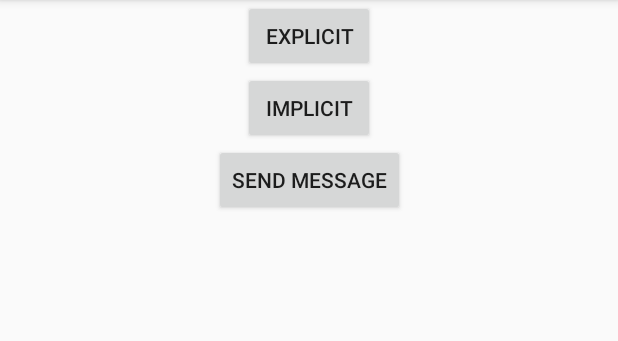
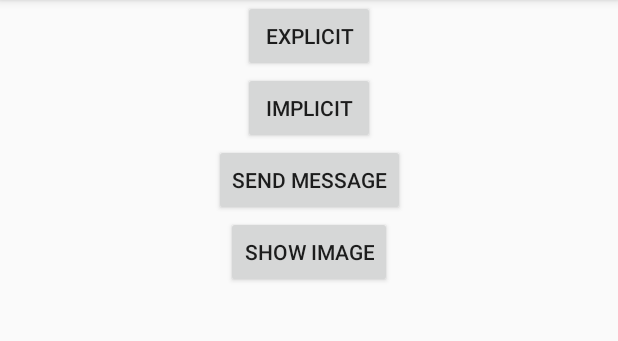
Before and after one commit to DushkoKlincharov/Android_Intents, an Android app: the screen it shows after launch (MainActivity), on a phone screen of 412 x 824 dp, the part 84-425 px from its top. Run offline under Robolectric (Android 15) with nearby library versions, the phone set to English and light mode, and no system bars.

Commit message:
Implement button for showing image

```diff
--- a/app/src/main/java/com/example/duklin/labintents/MainActivity.java
+++ b/app/src/main/java/com/example/duklin/labintents/MainActivity.java
@@ -2,19 +2,22 @@ package com.example.duklin.labintents;
 
 import android.app.Activity;
 import android.content.Intent;
+import android.net.Uri;
 import android.support.annotation.Nullable;
 import android.support.v7.app.AppCompatActivity;
 import android.os.Bundle;
+import android.util.Log;
 import android.view.View;
 import android.widget.Button;
 import android.widget.TextView;
 
 public class MainActivity extends AppCompatActivity {
 
-    private Button btnExplicit, btnImplicit, btnSendMsg;
+    private Button btnExplicit, btnImplicit, btnSendMsg, btnShowImg;
     private TextView textView;
     private static final int EXPLICIT_INTENT_CODE = 1000;
     public static final String EXPLICIT_INTENT_TEXT_KEY = "text";
+    private static final int IMPLICIT_IMAGE_INTENT_CODE = 1001;
 
     @Override
     protected void onCreate(Bundle savedInstanceState) {
@@ -46,6 +49,14 @@ public class MainActivity extends AppCompatActivity {
                 startActivity(Intent.createChooser(intent, "Send"));
             }
         });
+        btnShowImg.setOnClickListener(new View.OnClickListener() {
+            @Override
+            public void onClick(View v) {
+                Intent intent=new Intent(Intent.ACTION_GET_CONTENT);
+                intent.setType("image/*");
+                startActivityForResult(intent,IMPLICIT_IMAGE_INTENT_CODE);
+            }
+        });
     }
 
     @Override
@@ -55,7 +66,14 @@ public class MainActivity extends AppCompatActivity {
             textView.setText(text);
             return;
         }
-
+        if(requestCode==IMPLICIT_IMAGE_INTENT_CODE && resultCode==RESULT_OK)
+        {
+            Uri pictureUri = data.getData();
+            Log.i("ImageURI", pictureUri.toString());
+            Intent intent = new Intent(Intent.ACTION_VIEW);
+            intent.setDataAndType(pictureUri,"image/*");
+            startActivity(Intent.createChooser(intent,"Show using?"));
+        }
         super.onActivityResult(requestCode, resultCode, data);
     }
 
@@ -64,6 +82,7 @@ public class MainActivity extends AppCompatActivity {
         btnExplicit = (Button) findViewById(R.id.btn_explicit_intent);
         btnImplicit = (Button) findViewById(R.id.btn_implicit_intent);
         btnSendMsg = (Button) findViewById(R.id.btn_send_message);
+        btnShowImg = (Button) findViewById(R.id.btn_show_image);
     }
 
 
--- a/app/src/main/res/layout/activity_main.xml
+++ b/app/src/main/res/layout/activity_main.xml
@@ -32,12 +32,21 @@
         app:layout_constraintLeft_toLeftOf="parent"
         app:layout_constraintRight_toRightOf="parent" />
 
+    <Button
+        android:id="@+id/btn_show_image"
+        android:layout_width="wrap_content"
+        android:layout_height="wrap_content"
+        android:text="@string/btn_show_image"
+        app:layout_constraintTop_toBottomOf="@id/btn_send_message"
+        app:layout_constraintLeft_toLeftOf="parent"
+        app:layout_constraintRight_toRightOf="parent" />
+
     <TextView
         android:id="@+id/text_view"
         android:layout_width="wrap_content"
         android:layout_height="wrap_content"
         app:layout_constraintLeft_toLeftOf="parent"
         app:layout_constraintRight_toRightOf="parent"
-        app:layout_constraintTop_toBottomOf="@id/btn_send_message" />
+        app:layout_constraintTop_toBottomOf="@id/btn_show_image" />
 
 </android.support.constraint.ConstraintLayout>
--- a/app/src/main/res/values/strings.xml
+++ b/app/src/main/res/values/strings.xml
@@ -5,4 +5,5 @@
     <string name="btn_send_message">Send message</string>
     <string name="btn_ok">Во ред</string>
     <string name="btn_cancel">Откажи</string>
+    <string name="btn_show_image">Show Image</string>
 </resources>
```
